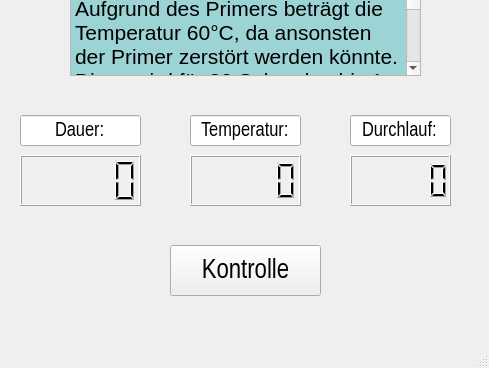
First picture: the form in dipl_Phasenablauf/AblaufWindowAneal_v1.ui, repository diplomarbeit-PCR/Diplomarbeit_PCR, before the edit; both pictures show x 0 to 489 and y 365 to 733 of the 489 by 733 pixel window.
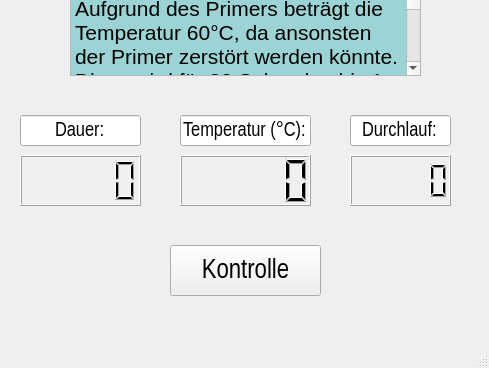
Second picture: the form after the edit.

Commit message: neue windows

Diff of the .ui file:
```diff
--- a/dipl_Phasenablauf/AblaufWindowAneal_v1.ui
+++ b/dipl_Phasenablauf/AblaufWindowAneal_v1.ui
@@ -152,9 +152,9 @@
    <widget class="QLCDNumber" name="temp_sensA">
     <property name="geometry">
      <rect>
-      <x>190</x>
+      <x>180</x>
       <y>520</y>
-      <width>111</width>
+      <width>131</width>
       <height>51</height>
      </rect>
     </property>
@@ -162,9 +162,9 @@
    <widget class="QLineEdit" name="Temp_line">
     <property name="geometry">
      <rect>
-      <x>190</x>
+      <x>180</x>
       <y>480</y>
-      <width>111</width>
+      <width>131</width>
       <height>31</height>
      </rect>
     </property>
@@ -175,7 +175,7 @@
      </font>
     </property>
     <property name="text">
-     <string>Temperatur:</string>
+     <string>Temperatur (°C):</string>
     </property>
     <property name="alignment">
      <set>Qt::AlignCenter</set>
```
The commit also changes 4 other files.
